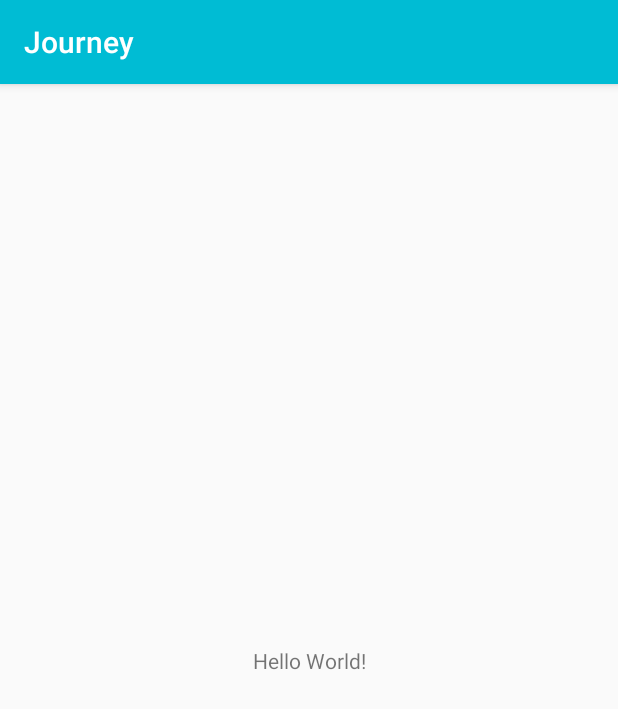
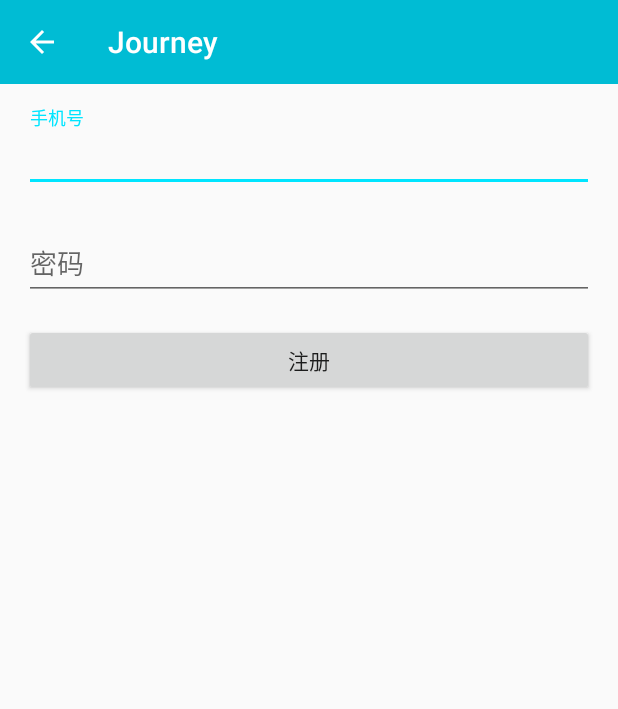
Before and after one commit to OohyoT/journey-android, an Android app: the screen it shows after launch (RegisterActivity), on a phone screen of 412 x 824 dp. Shown: the top 709 px of the screen. Run offline under Robolectric (Android 15) with nearby library versions, the light colour scheme and no system bars.

Commit message:
add UI for register activity

```diff
--- a/app/build.gradle
+++ b/app/build.gradle
@@ -26,5 +26,6 @@ dependencies {
     })
     compile 'com.android.support:appcompat-v7:26.+'
     compile 'com.android.support.constraint:constraint-layout:1.0.2'
+    compile 'com.android.support:design:26.+'
     testCompile 'junit:junit:4.12'
 }
--- a/app/src/main/AndroidManifest.xml
+++ b/app/src/main/AndroidManifest.xml
@@ -10,6 +10,8 @@
         android:supportsRtl="true"
         android:theme="@style/AppTheme">
         <activity android:name=".MainActivity">
+        </activity>
+        <activity android:name=".RegisterActivity">
             <intent-filter>
                 <action android:name="android.intent.action.MAIN"/>
 
--- /dev/null
+++ b/app/src/main/java/com/journey/app/RegisterActivity.java
@@ -0,0 +1,44 @@
+package com.journey.app;
+
+import android.os.Bundle;
+import android.support.design.widget.TextInputEditText;
+import android.support.v7.app.AppCompatActivity;
+import android.support.v7.widget.Toolbar;
+import android.view.View;
+import android.widget.Button;
+
+public class RegisterActivity extends AppCompatActivity {
+
+    @Override
+    protected void onCreate(Bundle savedInstanceState) {
+        super.onCreate(savedInstanceState);
+        setContentView(R.layout.activity_register);
+
+        initToolbar();
+        initRegisterButton();
+    }
+
+    private void initToolbar() {
+        Toolbar toolbar = (Toolbar) findViewById(R.id.toolbar);
+        setSupportActionBar(toolbar);
+    }
+
+    private void initRegisterButton() {
+        Button registerButton = (Button) findViewById(R.id.button_register);
+        registerButton.setOnClickListener(new View.OnClickListener() {
+            @Override public void onClick(View view) {
+                register();
+            }
+        });
+    }
+
+    private void register() {
+        TextInputEditText phoneEditor = (TextInputEditText) findViewById(R.id.edit_phone);
+        TextInputEditText passwordEditor = (TextInputEditText) findViewById(R.id.edit_password);
+        String phone = phoneEditor.getText().toString();
+        String password = phoneEditor.getText().toString();
+
+        // Todo: register with phone and password
+    }
+
+}
--- /dev/null
+++ b/app/src/main/res/drawable/ic_arrow_back_white_24dp.xml
@@ -0,0 +1,9 @@
+<vector xmlns:android="http://schemas.android.com/apk/res/android"
+        android:width="24dp"
+        android:height="24dp"
+        android:viewportHeight="24.0"
+        android:viewportWidth="24.0">
+    <path
+        android:fillColor="#FFFFFFFF"
+        android:pathData="M20,11H7.83l5.59,-5.59L12,4l-8,8 8,8 1.41,-1.41L7.83,13H20v-2z"/>
+</vector>
--- /dev/null
+++ b/app/src/main/res/layout/activity_register.xml
@@ -0,0 +1,62 @@
+<?xml version="1.0" encoding="utf-8"?>
+<LinearLayout
+    xmlns:android="http://schemas.android.com/apk/res/android"
+    xmlns:app="http://schemas.android.com/apk/res-auto"
+    xmlns:tools="http://schemas.android.com/tools"
+    android:layout_width="match_parent"
+    android:layout_height="match_parent"
+    android:orientation="vertical"
+    tools:context="com.journey.app.RegisterActivity">
+
+    <android.support.v7.widget.Toolbar
+        android:id="@+id/toolbar"
+        android:layout_width="match_parent"
+        android:layout_height="wrap_content"
+        android:background="?attr/colorPrimary"
+        app:navigationIcon="@drawable/ic_arrow_back_white_24dp"
+        app:theme="@style/ThemeOverlay.AppCompat.Dark.ActionBar"/>
+
+    <LinearLayout
+        android:layout_width="match_parent"
+        android:layout_height="match_parent"
+        android:orientation="vertical"
+        android:paddingEnd="16dp"
+        android:paddingStart="16dp">
+
+        <android.support.design.widget.TextInputLayout
+            android:layout_width="match_parent"
+            android:layout_height="wrap_content"
+            android:layout_marginTop="16dp">
+
+            <android.support.design.widget.TextInputEditText
+                android:id="@+id/edit_phone"
+                android:layout_width="match_parent"
+                android:layout_height="wrap_content"
+                android:hint="手机号"/>
+
+        </android.support.design.widget.TextInputLayout>
+
+        <android.support.design.widget.TextInputLayout
+            android:layout_width="match_parent"
+            android:layout_height="wrap_content"
+            android:layout_marginTop="16dp">
+
+            <android.support.design.widget.TextInputEditText
+                android:id="@+id/edit_password"
+                android:layout_width="match_parent"
+                android:layout_height="wrap_content"
+                android:hint="密码"
+                android:inputType="textPassword"/>
+
+        </android.support.design.widget.TextInputLayout>
+
+        <Button
+            android:id="@+id/button_register"
+            android:layout_width="match_parent"
+            android:layout_height="wrap_content"
+            android:layout_marginTop="16dp"
+            android:text="注册"/>
+
+    </LinearLayout>
+
+</LinearLayout>
--- a/app/src/main/res/values/colors.xml
+++ b/app/src/main/res/values/colors.xml
@@ -3,6 +3,6 @@
 
     <color name="cyan_500">#00BCD4</color>
     <color name="cyan_700">#0097A7</color>
-    <color name="teal_a200">#64FFDA</color>
+    <color name="cyan_a400">#00E5FF</color>
 
 </resources>
--- a/app/src/main/res/values/styles.xml
+++ b/app/src/main/res/values/styles.xml
@@ -1,10 +1,10 @@
 <?xml version="1.0" encoding="utf-8"?>
 <resources>
 
-    <style name="AppTheme" parent="Theme.AppCompat.Light.DarkActionBar">
+    <style name="AppTheme" parent="Theme.AppCompat.Light.NoActionBar">
         <item name="colorPrimary">@color/cyan_500</item>
         <item name="colorPrimaryDark">@color/cyan_700</item>
-        <item name="colorAccent">@color/teal_a200</item>
+        <item name="colorAccent">@color/cyan_a400</item>
     </style>
 
 </resources>
```
